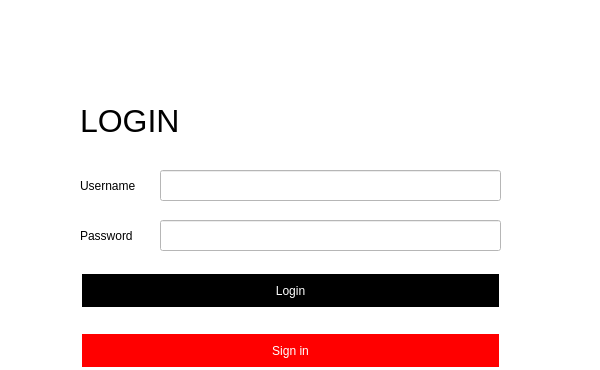
Old version of the form client/ui/Login/login.ui in the repository s267562/Live-Text-Editor; both pictures show x 0 to 600 and y 0 to 370 of the 600 by 600 pixel window.
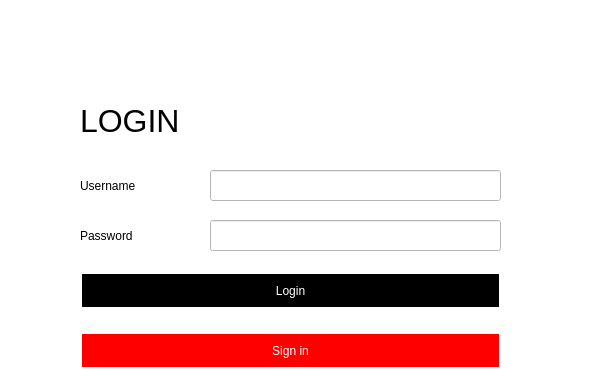
New version of the form.

The edit to the form file:
```diff
--- a/client/ui/Login/login.ui
+++ b/client/ui/Login/login.ui
@@ -49,9 +49,9 @@
      <widget class="QLineEdit" name="username">
       <property name="geometry">
        <rect>
-        <x>90</x>
+        <x>140</x>
         <y>70</y>
-        <width>341</width>
+        <width>291</width>
         <height>31</height>
        </rect>
       </property>
@@ -61,7 +61,7 @@
        <rect>
         <x>10</x>
         <y>70</y>
-        <width>71</width>
+        <width>121</width>
         <height>31</height>
        </rect>
       </property>
@@ -72,9 +72,9 @@
      <widget class="QLineEdit" name="password">
       <property name="geometry">
        <rect>
-        <x>90</x>
+        <x>140</x>
         <y>120</y>
-        <width>341</width>
+        <width>291</width>
         <height>31</height>
        </rect>
       </property>
@@ -87,7 +87,7 @@
        <rect>
         <x>10</x>
         <y>120</y>
-        <width>71</width>
+        <width>121</width>
         <height>31</height>
        </rect>
       </property>
```
Left out of the diff: 2 changed lines with no effect on the pictures.
